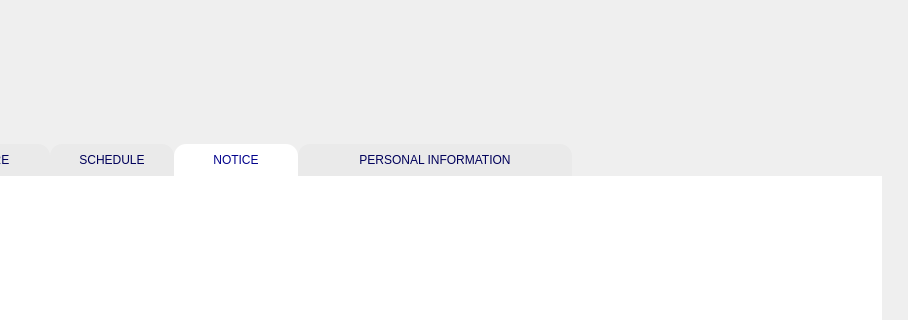
First picture: the form in ui/Student/StudentMainWindow.ui, repository nmthuy426/KTLT-FINALTERM, before the edit; both pictures show x 92 to 1000 and y 146 to 466 of the 1000 by 712 pixel window.
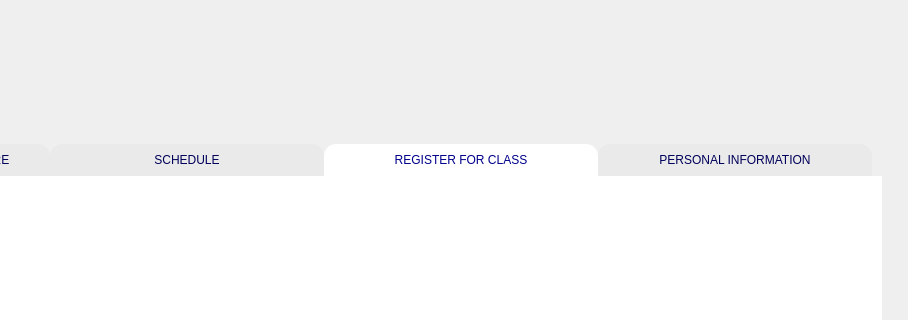
Second picture: the form after the edit. The open tabs and pages were chosen to show the change. Icons and pictures are not drawn.

What changed in the file:
```diff
--- a/ui/Student/StudentMainWindow.ui
+++ b/ui/Student/StudentMainWindow.ui
@@ -196,6 +196,10 @@
 	width: 250px; /* Giới hạn chiều dài */
     text-align: center;
 }
+QTabBar::tab:middle {
+	width: 250px; /* Giới hạn chiều dài */
+    text-align: center;
+}
 QTabWidget:{
 	background-color: rgba(0,0,0,0);
 }</string>
@@ -565,7 +569,7 @@
           </widget>
           <widget class="QWidget" name="tab_notice">
            <attribute name="title">
-            <string>NOTICE</string>
+            <string>REGISTER FOR CLASS</string>
            </attribute>
            <widget class="QScrollArea" name="scrollArea_5">
             <property name="geometry">
```
Left out of the diff: 4 changed lines with no effect on the pictures.
